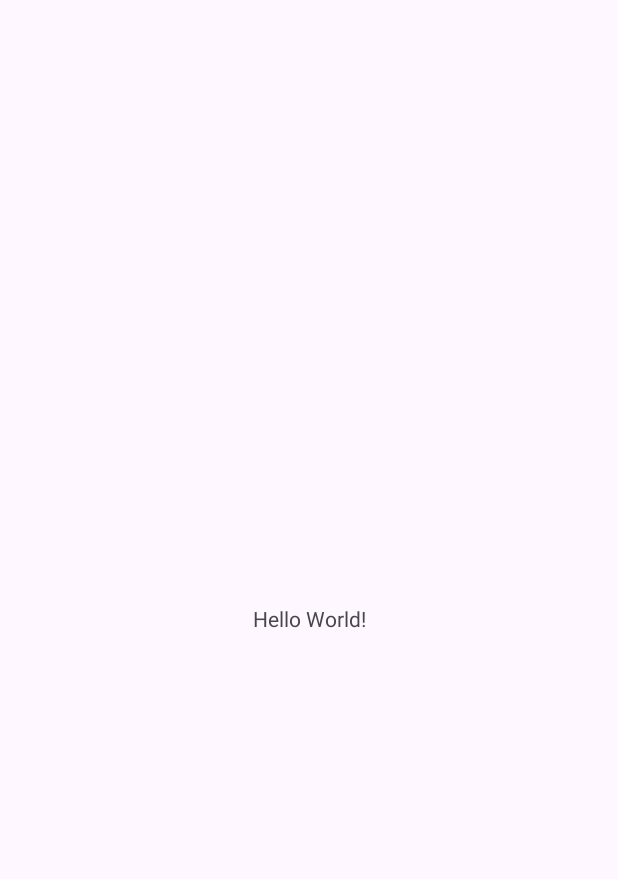
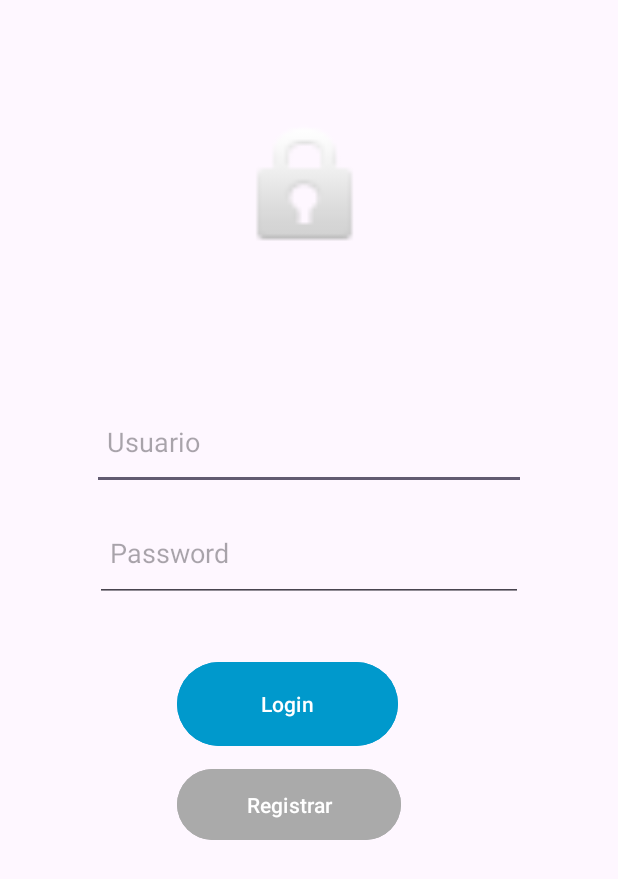
Before and after one commit to Zenaida19/ESCALAFONAPP, an Android app: the screen it shows after launch (MainActivity before the commit, LoginActivity after it), on a phone screen of 412 x 824 dp. Before the commit the part shown is almost empty. Shown: the top 879 px of the screen. Run offline under Robolectric (Android 15) with nearby library versions, the phone set to English and light mode, and no system bars.

Commit message:
Recreacion de login y  Registro

```diff
--- a/app/src/main/AndroidManifest.xml
+++ b/app/src/main/AndroidManifest.xml
@@ -13,11 +13,11 @@
         android:theme="@style/Theme.ESCALAFON"
         tools:targetApi="31">
         <activity
-            android:name=".MainActivity"
+            android:name=".LoginActivity"
             android:exported="true">
             <intent-filter>
+
                 <action android:name="android.intent.action.MAIN" />
-
                 <category android:name="android.intent.category.LAUNCHER" />
             </intent-filter>
         </activity>
--- /dev/null
+++ b/app/src/main/java/com/example/escalafon/LoginActivity.kt
@@ -0,0 +1,35 @@
+
+    package com.example.escalafon
+
+    import android.content.Intent
+    import android.os.Bundle
+    import android.widget.Button
+    import android.widget.EditText
+    import android.widget.Toast
+    import androidx.appcompat.app.AppCompatActivity
+
+    class LoginActivity : AppCompatActivity() {
+        override fun onCreate(savedInstanceState: Bundle?) {
+            super.onCreate(savedInstanceState)
+            setContentView(R.layout.activity_login)
+
+            val usuarioEditText = findViewById<EditText>(R.id.Usuario02)
+            val passwordEditText = findViewById<EditText>(R.id.Password01)
+            val loginButton = findViewById<Button>(R.id.Login01)
+
+            loginButton.setOnClickListener {
+                val Usuario = usuarioEditText.text.toString()
+                val password = passwordEditText.text.toString()
+
+                if (Usuario == "admin@example.com" && password == "123456") {
+                    val intent = Intent(this, MainActivity::class.java)
+                    startActivity(intent)
+                    finish() // Evita que el usuario regrese a la pantalla de login
+                } else {
+                    Toast.makeText(this, "Credenciales incorrectas", Toast.LENGTH_SHORT).show()
+                }
+            }
+    }
+
+
+}
--- /dev/null
+++ b/app/src/main/res/layout/activity_login.xml
@@ -0,0 +1,77 @@
+<?xml version="1.0" encoding="utf-8"?>
+<androidx.constraintlayout.widget.ConstraintLayout
+    xmlns:android="http://schemas.android.com/apk/res/android"
+    xmlns:app="http://schemas.android.com/apk/res-auto"
+    xmlns:tools="http://schemas.android.com/tools"
+    android:id="@+id/main"
+    android:layout_width="match_parent"
+    android:layout_height="match_parent"
+    tools:context=".LoginActivity">
+
+    <Button
+        android:id="@+id/Registrar02"
+        android:layout_width="149dp"
+        android:layout_height="55dp"
+        android:backgroundTint="@android:color/darker_gray"
+        android:text="Registrar"
+        app:layout_constraintBottom_toBottomOf="parent"
+        app:layout_constraintEnd_toEndOf="parent"
+        app:layout_constraintHorizontal_bias="0.45"
+        app:layout_constraintStart_toStartOf="parent"
+        app:layout_constraintTop_toTopOf="parent"
+        app:layout_constraintVertical_bias="0.662" />
+
+    <ImageView
+        android:id="@+id/imageView2"
+        android:layout_width="122dp"
+        android:layout_height="100dp"
+        android:src="@android:drawable/ic_lock_idle_lock"
+        app:layout_constraintBottom_toBottomOf="parent"
+        app:layout_constraintEnd_toEndOf="parent"
+        app:layout_constraintHorizontal_bias="0.498"
+        app:layout_constraintStart_toStartOf="parent"
+        app:layout_constraintTop_toTopOf="parent"
+        app:layout_constraintVertical_bias="0.104" />
+
+    <EditText
+        android:id="@+id/Usuario02"
+        android:layout_width="289dp"
+        android:layout_height="64dp"
+        android:hint="Usuario"
+        android:inputType="textEmailAddress"
+        android:padding="10dp"
+        app:layout_constraintBottom_toBottomOf="parent"
+        app:layout_constraintEnd_toEndOf="parent"
+        app:layout_constraintStart_toStartOf="parent"
+        app:layout_constraintTop_toTopOf="parent"
+        app:layout_constraintVertical_bias="0.346" />
+
+    <EditText
+        android:id="@+id/Password01"
+        android:layout_width="285dp"
+        android:layout_height="65dp"
+        android:hint="Password"
+        android:inputType="textPassword"
+        android:padding="10dp"
+        app:layout_constraintBottom_toBottomOf="parent"
+        app:layout_constraintEnd_toEndOf="parent"
+        app:layout_constraintHorizontal_bias="0.502"
+        app:layout_constraintStart_toStartOf="parent"
+        app:layout_constraintTop_toTopOf="parent"
+        app:layout_constraintVertical_bias="0.443" />
+
+    <Button
+        android:id="@+id/Login01"
+        android:layout_width="147dp"
+        android:layout_height="64dp"
+        android:text="Login"
+        android:backgroundTint="@android:color/holo_blue_dark"
+        android:textColor="@android:color/white"
+        app:layout_constraintBottom_toBottomOf="parent"
+        app:layout_constraintEnd_toEndOf="parent"
+        app:layout_constraintHorizontal_bias="0.445"
+        app:layout_constraintStart_toStartOf="parent"
+        app:layout_constraintTop_toTopOf="parent"
+        app:layout_constraintVertical_bias="0.575" />
+
+</androidx.constraintlayout.widget.ConstraintLayout>
--- a/app/src/main/res/layout/activity_main.xml
+++ b/app/src/main/res/layout/activity_main.xml
@@ -7,13 +7,6 @@
     android:layout_height="match_parent"
     tools:context=".MainActivity">
 
-    <TextView
-        android:layout_width="wrap_content"
-        android:layout_height="wrap_content"
-        android:text="Hello World!"
-        app:layout_constraintBottom_toBottomOf="parent"
-        app:layout_constraintEnd_toEndOf="parent"
-        app:layout_constraintStart_toStartOf="parent"
-        app:layout_constraintTop_toTopOf="parent" />
+
 
 </androidx.constraintlayout.widget.ConstraintLayout>
--- a/app/src/main/res/values/colors.xml
+++ b/app/src/main/res/values/colors.xml
@@ -2,4 +2,7 @@
 <resources>
     <color name="black">#FF000000</color>
     <color name="white">#FFFFFFFF</color>
+    <color name="purple_500">#6200EE</color>
+    <color name="teal_700">#018786</color>
+
 </resources>
```
Also changed, not shown: app/src/main/java/com/example/escalafon/DatabaseHelper.kt (added, +28 -0 lines), app/src/main/java/com/example/escalafon/RegisterActivity.kt (added, +40 -0 lines), app/src/main/res/layout/activity_register.xml (added, +46 -0 lines).
